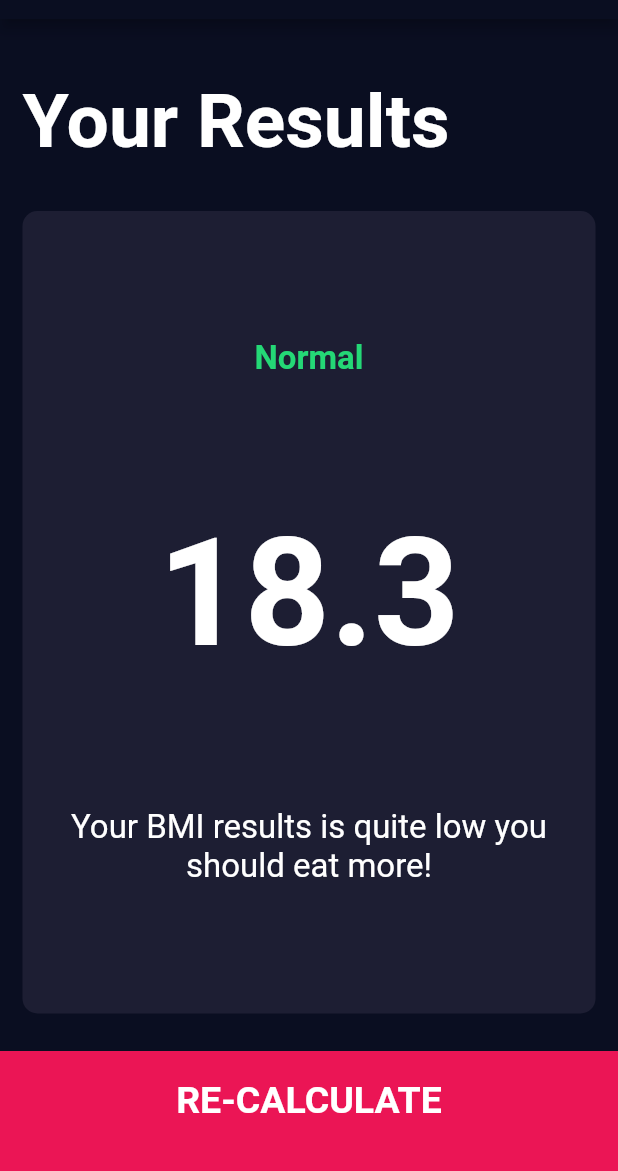
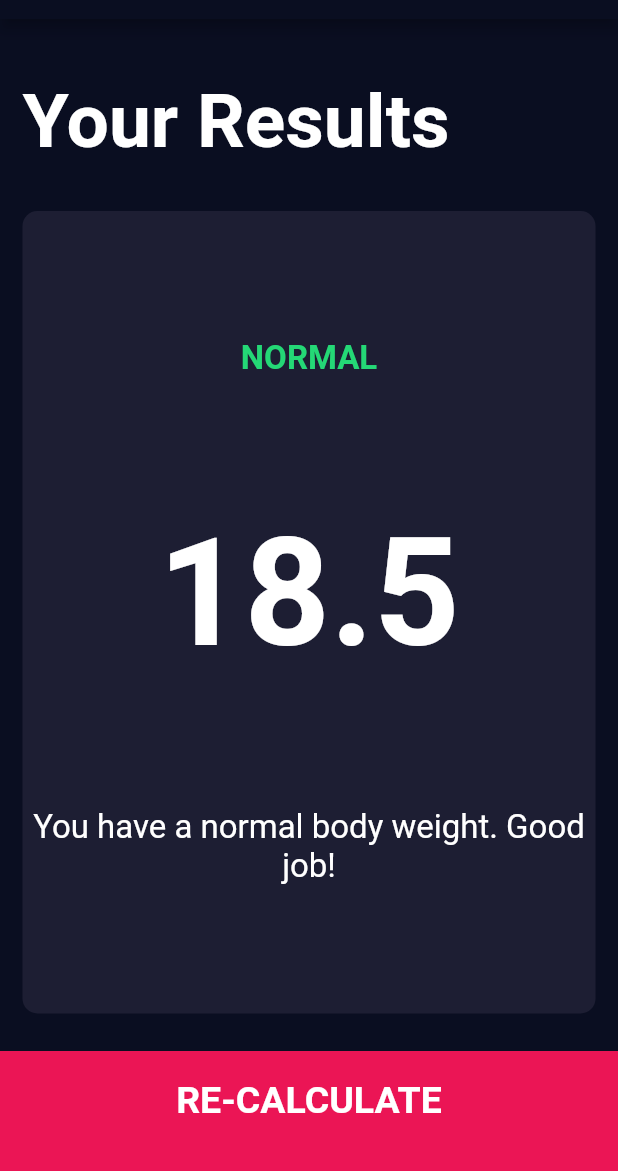
Before and after one commit to Tembocs/bmi-calc, a Flutter app: the screen it shows after launch, after a tap on "CALCULATE", on a phone screen of 412 x 824 dp, the part 65-1236 px from its top. Run offline on Flutter 3.47's test engine with Material 2 defaults, Android fonts, the phone set to English and light mode, and no system bars; our stand-ins replace font_awesome_flutter.

Commit message:
Lecture 137

```diff
--- /dev/null
+++ b/lib/calculator_brain.dart
@@ -0,0 +1,35 @@
+import 'dart:math';
+
+class CalculatorBrain {
+  CalculatorBrain({this.height, this.weight});
+
+  final int height;
+  final int weight;
+
+  double _bmi;
+
+  String calculateBMI() {
+    _bmi = weight / pow(height / 100, 2);
+    return _bmi.toStringAsFixed(1);
+  }
+
+  String getResult() {
+    if (_bmi >= 25) {
+      return 'Overweight';
+    } else if (_bmi > 18.5) {
+      return 'Normal';
+    } else {
+      return 'Underweight';
+    }
+  }
+
+  String getInterpretation() {
+    if (_bmi >= 25) {
+      return 'You have a higher than normal body weight. Try to exercise more.';
+    } else if (_bmi > 18.5) {
+      return 'You have a normal body weight. Good job!';
+    } else {
+      return 'You have a lower than normal body weight. You can eat a bit more.';
+    }
+  }
+}
--- a/lib/screens/input_page.dart
+++ b/lib/screens/input_page.dart
@@ -6,6 +6,7 @@ import '../constants.dart';
 import '../screens/results_page.dart';
 import '../components/bottom_button.dart';
 import '../components/round_icon_button.dart';
+import '../calculator_brain.dart';
 
 enum Gender {
   male,
@@ -210,9 +211,19 @@ class _InputPageState extends State<InputPage> {
           BottomButton(
             buttonTitle: 'CALCULATE',
             onTap: () {
+              CalculatorBrain calc = CalculatorBrain(
+                height: height,
+                weight: weight,
+              );
               Navigator.push(
                 context,
-                MaterialPageRoute(builder: (context) => ResultsPage()),
+                MaterialPageRoute(
+                  builder: (context) => ResultsPage(
+                    bmiResult: calc.calculateBMI(),
+                    resultText: calc.getResult(),
+                    interpretation: calc.getInterpretation(),
+                  ),
+                ),
               );
             },
           ),
--- a/lib/screens/results_page.dart
+++ b/lib/screens/results_page.dart
@@ -4,6 +4,16 @@ import '../components/reusable_card.dart';
 import '../components/bottom_button.dart';
 
 class ResultsPage extends StatelessWidget {
+  ResultsPage({
+    @required this.bmiResult,
+    @required this.resultText,
+    @required this.interpretation,
+  });
+
+  final String bmiResult;
+  final String resultText;
+  final String interpretation;
+
   @override
   Widget build(BuildContext context) {
     return Scaffold(
@@ -33,15 +43,15 @@ class ResultsPage extends StatelessWidget {
                 crossAxisAlignment: CrossAxisAlignment.center,
                 children: [
                   Text(
-                    'Normal',
+                    resultText.toUpperCase(),
                     style: kResultTextStyle,
                   ),
                   Text(
-                    '18.3',
+                    bmiResult,
                     style: kBMITextStyle,
                   ),
                   Text(
-                    'Your BMI results is quite low you should eat more!',
+                    interpretation,
                     textAlign: TextAlign.center,
                     style: kBodyTextStyle,
                   ),
```
